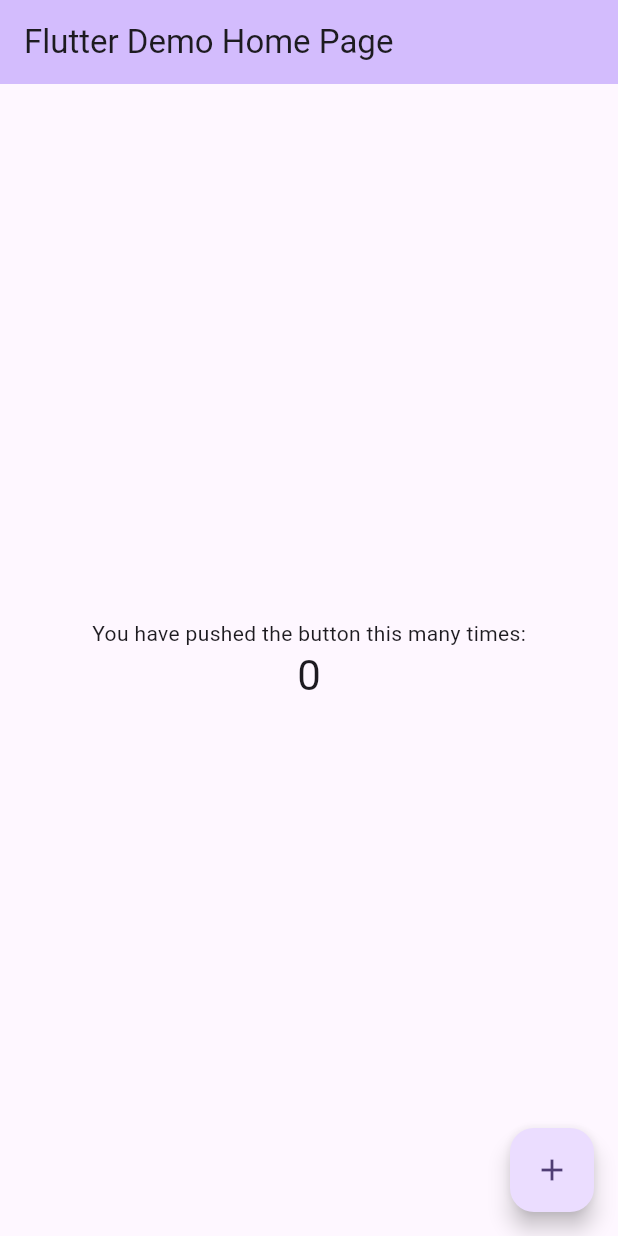
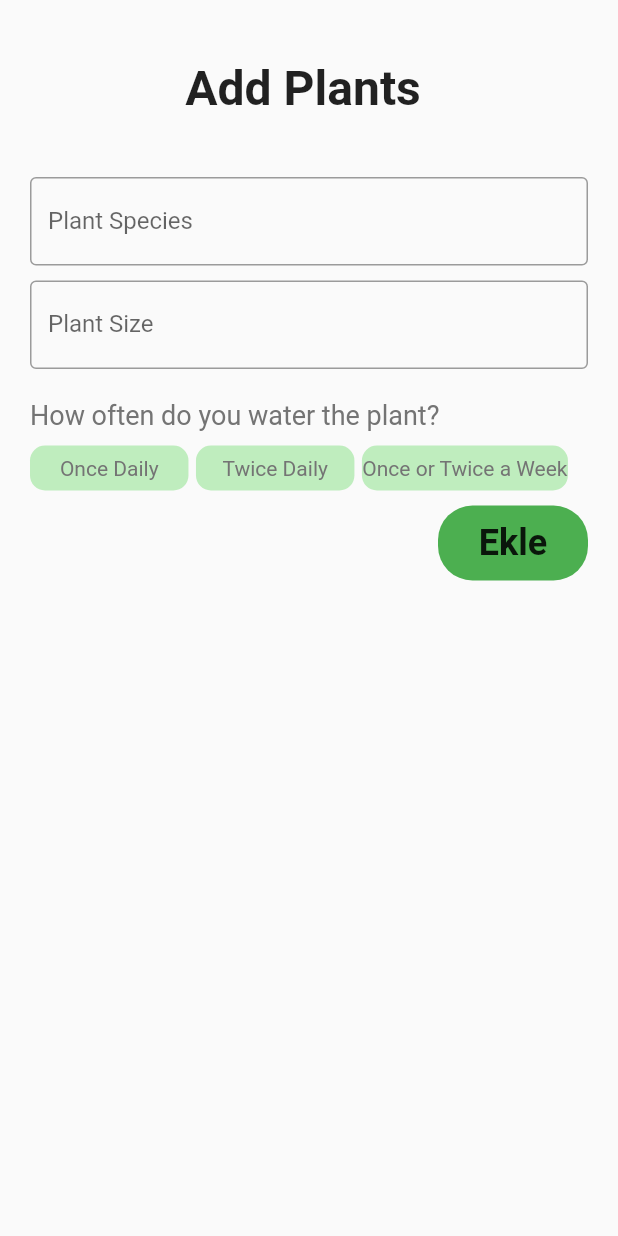
Before and after one commit to KadirKARAKAS/PlantTracking, a Flutter app: the screen it shows after launch, on a phone screen of 412 x 824 dp. Run offline on Flutter 3.47's test engine with Material 2 defaults, Android fonts, the light colour scheme and no system bars; our stand-ins replace cloud_firestore, firebase_core; accounts and stored records are empty.

Commit message:
AddPlantsScreen

```diff
--- /dev/null
+++ b/lib/Utils/constant.dart
@@ -0,0 +1,2 @@
+List<Map<String, dynamic>> getdataList = [];
+int selectionWaterContainer = 0;
--- /dev/null
+++ b/lib/addPlantsPage/Page/add_plants_page.dart
@@ -0,0 +1,24 @@
+import 'package:flutter/material.dart';
+import 'package:plant_tracking/addPlantsPage/Widget/add_plants_page_textfield.dart';
+import 'package:plant_tracking/addPlantsPage/Widget/topbar_widget.dart';
+
+class AddPlantsPage extends StatefulWidget {
+  const AddPlantsPage({super.key});
+
+  @override
+  State<AddPlantsPage> createState() => _AddPlantsPageState();
+}
+
+class _AddPlantsPageState extends State<AddPlantsPage> {
+  @override
+  Widget build(BuildContext context) {
+    return Scaffold(
+      body: Column(
+        children: [
+          const TopBarWidget(),
+          AddPlantsPageTextFieldWidget(),
+        ],
+      ),
+    );
+  }
+}
--- /dev/null
+++ b/lib/addPlantsPage/Widget/add_plants_page_textfield.dart
@@ -0,0 +1,98 @@
+import 'package:cloud_firestore/cloud_firestore.dart';
+import 'package:flutter/material.dart';
+import 'package:plant_tracking/Utils/constant.dart';
+
+import 'plant_water_container_widget.dart';
+
+class AddPlantsPageTextFieldWidget extends StatelessWidget {
+  AddPlantsPageTextFieldWidget({super.key});
+  final TextEditingController textFieldController1 = TextEditingController();
+  final TextEditingController textFieldController2 = TextEditingController();
+
+  @override
+  Widget build(BuildContext context) {
+    return Padding(
+      padding: const EdgeInsets.symmetric(horizontal: 20),
+      child: Column(
+        children: [
+          TextField(
+            controller: textFieldController1,
+            decoration: const InputDecoration(
+              labelText: 'Plant Species',
+              border: OutlineInputBorder(),
+            ),
+          ),
+          SizedBox(height: 10),
+          TextField(
+            controller: textFieldController2,
+            decoration: const InputDecoration(
+              labelText: 'Plant Size',
+              border: OutlineInputBorder(),
+            ),
+          ),
+          const SizedBox(height: 20),
+          const Align(
+              alignment: Alignment.centerLeft,
+              child: Text(
+                "How often do you water the plant?",
+                style: TextStyle(fontSize: 18, color: Color(0xff747474)),
+              )),
+          SizedBox(height: 10),
+          const PlantWaterContainerWidget(),
+          const SizedBox(height: 10),
+          Align(
+            alignment: Alignment.centerRight,
+            child: InkWell(
+              onTap: () {
+                addToDatabase();
+              },
+              child: Container(
+                width: 100,
+                height: 50,
+                decoration: BoxDecoration(
+                    color: Colors.green,
+                    borderRadius: BorderRadius.circular(23)),
+                child: const Center(
+                    child: Text(
+                  "Ekle",
+                  style: TextStyle(fontSize: 24, fontWeight: FontWeight.bold),
+                )),
+              ),
+            ),
+          ),
+        ],
+      ),
+    );
+  }
+
+  Future<void> addToDatabase() async {
+    String plantSpecies = textFieldController1.text;
+    String plantSize = textFieldController2.text;
+
+    final plant = {
+      "PlantSpecies": plantSpecies,
+      "PlantSize": plantSize,
+      "WaterPeriot": selectionWaterContainer,
+    };
+
+    await FirebaseFirestore.instance
+        .collection("PlantSpecies")
+        .doc(plantSpecies)
+        .set(plant);
+
+    textFieldController1.clear();
+    textFieldController2.clear();
+
+    await FirebaseFirestore.instance
+        .collection("PlantSpecies")
+        .doc(plantSpecies)
+        .get()
+        .then((doc) {
+      Map<String, dynamic> xMap = doc.data() as Map<String, dynamic>;
+      getdataList.addAll([xMap]);
+    });
+
+    print(getdataList);
+    print("Veri tabanına başarıyla kaydedildi ve getdataList e yazdırıldı.");
+  }
+}
--- /dev/null
+++ b/lib/addPlantsPage/Widget/plant_water_container_widget.dart
@@ -0,0 +1,46 @@
+import 'package:flutter/material.dart';
+import 'package:plant_tracking/Utils/constant.dart';
+
+class PlantWaterContainerWidget extends StatelessWidget {
+  const PlantWaterContainerWidget({super.key});
+
+  @override
+  Widget build(BuildContext context) {
+    Size size = MediaQuery.of(context).size;
+    return Row(
+      children: [
+        waterContainer(size / 1.3, "Once Daily", () {
+          selectionWaterContainer = 0;
+        }),
+        const SizedBox(width: 5),
+        waterContainer(size / 1.3, "Twice Daily", () {
+          selectionWaterContainer = 1;
+        }),
+        const SizedBox(width: 5),
+        waterContainer(size, "Once or Twice a Week", () {
+          selectionWaterContainer = 2;
+        })
+      ],
+    );
+  }
+
+  Widget waterContainer(Size size, String containerText, VoidCallback onTap) {
+    return InkWell(
+      onTap: onTap,
+      child: Container(
+        width: size.width / 3,
+        height: 30,
+        decoration: BoxDecoration(
+          color: Color(0xffBFEDBE),
+          borderRadius: BorderRadius.circular(10),
+        ),
+        child: Center(
+          child: Text(
+            containerText,
+            style: TextStyle(color: Color(0xff747474)),
+          ),
+        ),
+      ),
+    );
+  }
+}
--- /dev/null
+++ b/lib/addPlantsPage/Widget/topbar_widget.dart
@@ -0,0 +1,38 @@
+import 'package:flutter/material.dart';
+
+class TopBarWidget extends StatelessWidget {
+  const TopBarWidget({super.key});
+
+  @override
+  Widget build(BuildContext context) {
+    Size size = MediaQuery.of(context).size;
+    return Stack(children: [
+      Container(
+        width: size.width,
+        height: 80,
+      ),
+      const Padding(
+        padding: EdgeInsets.only(top: 40, bottom: 40),
+        child: Center(
+          child: Text(
+            "Add Plants ",
+            style: TextStyle(fontSize: 32, fontWeight: FontWeight.bold),
+          ),
+        ),
+      ),
+      // Padding(
+      //   padding: const EdgeInsets.only(top: 40, left: 10),
+      //   child: Align(
+      //       alignment: Alignment.centerLeft,
+      //       child: InkWell(
+      //           onTap: () {
+      //             Navigator.pop(context);
+      //           },
+      //           child: const Icon(
+      //             Icons.arrow_back_outlined,
+      //             size: 32,
+      //           ))),
+      // ),
+    ]);
+  }
+}
--- a/lib/main.dart
+++ b/lib/main.dart
@@ -1,125 +1,11 @@
+import 'package:firebase_core/firebase_core.dart';
 import 'package:flutter/material.dart';
+import 'package:plant_tracking/addPlantsPage/Page/add_plants_page.dart';
 
-void main() {
-  runApp(const MyApp());
+Future<void> main() async {
+  WidgetsFlutterBinding.ensureInitialized();
+  await Firebase.initializeApp();
+  runApp(MaterialApp(
+    home: AddPlantsPage(),
+  ));
 }
-
-class MyApp extends StatelessWidget {
-  const MyApp({super.key});
-
-  // This widget is the root of your application.
-  @override
-  Widget build(BuildContext context) {
-    return MaterialApp(
-      title: 'Flutter Demo',
-      theme: ThemeData(
-        // This is the theme of your application.
-        //
-        // TRY THIS: Try running your application with "flutter run". You'll see
-        // the application has a blue toolbar. Then, without quitting the app,
-        // try changing the seedColor in the colorScheme below to Colors.green
-        // and then invoke "hot reload" (save your changes or press the "hot
-        // reload" button in a Flutter-supported IDE, or press "r" if you used
-        // the command line to start the app).
-        //
-        // Notice that the counter didn't reset back to zero; the application
-        // state is not lost during the reload. To reset the state, use hot
-        // restart instead.
-        //
-        // This works for code too, not just values: Most code changes can be
-        // tested with just a hot reload.
-        colorScheme: ColorScheme.fromSeed(seedColor: Colors.deepPurple),
-        useMaterial3: true,
-      ),
-      home: const MyHomePage(title: 'Flutter Demo Home Page'),
-    );
-  }
-}
-
-class MyHomePage extends StatefulWidget {
-  const MyHomePage({super.key, required this.title});
-
-  // This widget is the home page of your application. It is stateful, meaning
-  // that it has a State object (defined below) that contains fields that affect
-  // how it looks.
-
-  // This class is the configuration for the state. It holds the values (in this
-  // case the title) provided by the parent (in this case the App widget) and
-  // used by the build method of the State. Fields in a Widget subclass are
-  // always marked "final".
-
-  final String title;
-
-  @override
-  State<MyHomePage> createState() => _MyHomePageState();
-}
-
-class _MyHomePageState extends State<MyHomePage> {
-  int _counter = 0;
-
-  void _incrementCounter() {
-    setState(() {
-      // This call to setState tells the Flutter framework that something has
-      // changed in this State, which causes it to rerun the build method below
-      // so that the display can reflect the updated values. If we changed
-      // _counter without calling setState(), then the build method would not be
-      // called again, and so nothing would appear to happen.
-      _counter++;
-    });
-  }
-
-  @override
-  Widget build(BuildContext context) {
-    // This method is rerun every time setState is called, for instance as done
-    // by the _incrementCounter method above.
-    //
-    // The Flutter framework has been optimized to make rerunning build methods
-    // fast, so that you can just rebuild anything that needs updating rather
-    // than having to individually change instances of widgets.
-    return Scaffold(
-      appBar: AppBar(
-        // TRY THIS: Try changing the color here to a specific color (to
-        // Colors.amber, perhaps?) and trigger a hot reload to see the AppBar
-        // change color while the other colors stay the same.
-        backgroundColor: Theme.of(context).colorScheme.inversePrimary,
-        // Here we take the value from the MyHomePage object that was created by
-        // the App.build method, and use it to set our appbar title.
-        title: Text(widget.title),
-      ),
-      body: Center(
-        // Center is a layout widget. It takes a single child and positions it
-        // in the middle of the parent.
-        child: Column(
-          // Column is also a layout widget. It takes a list of children and
-          // arranges them vertically. By default, it sizes itself to fit its
-          // children horizontally, and tries to be as tall as its parent.
-          //
-          // Column has various properties to control how it sizes itself and
-          // how it positions its children. Here we use mainAxisAlignment to
-          // center the children vertically; the main axis here is the vertical
-          // axis because Columns are vertical (the cross axis would be
-          // horizontal).
-          //
-          // TRY THIS: Invoke "debug painting" (choose the "Toggle Debug Paint"
-          // action in the IDE, or press "p" in the console), to see the
-          // wireframe for each widget.
-          mainAxisAlignment: MainAxisAlignment.center,
-          children: <Widget>[
-            const Text(
-              'You have pushed the button this many times:',
-            ),
-            Text(
-              '$_counter',
-              style: Theme.of(context).textTheme.headlineMedium,
-            ),
-          ],
-        ),
-      ),
-      floatingActionButton: FloatingActionButton(
-        onPressed: _incrementCounter,
-        tooltip: 'Increment',
-        child: const Icon(Icons.add),
-      ), // This trailing comma makes auto-formatting nicer for build methods.
-    );
-  }
-}
--- a/pubspec.yaml
+++ b/pubspec.yaml
@@ -35,6 +35,9 @@ dependencies:
   # The following adds the Cupertino Icons font to your application.
   # Use with the CupertinoIcons class for iOS style icons.
   cupertino_icons: ^1.0.2
+  cloud_firestore: ^4.8.3
+  firebase_storage: ^11.2.5
+  firebase_core: ^2.15.0
 
 dev_dependencies:
   flutter_test:
```
Also changed, not shown: pubspec.lock, 6 other files.
